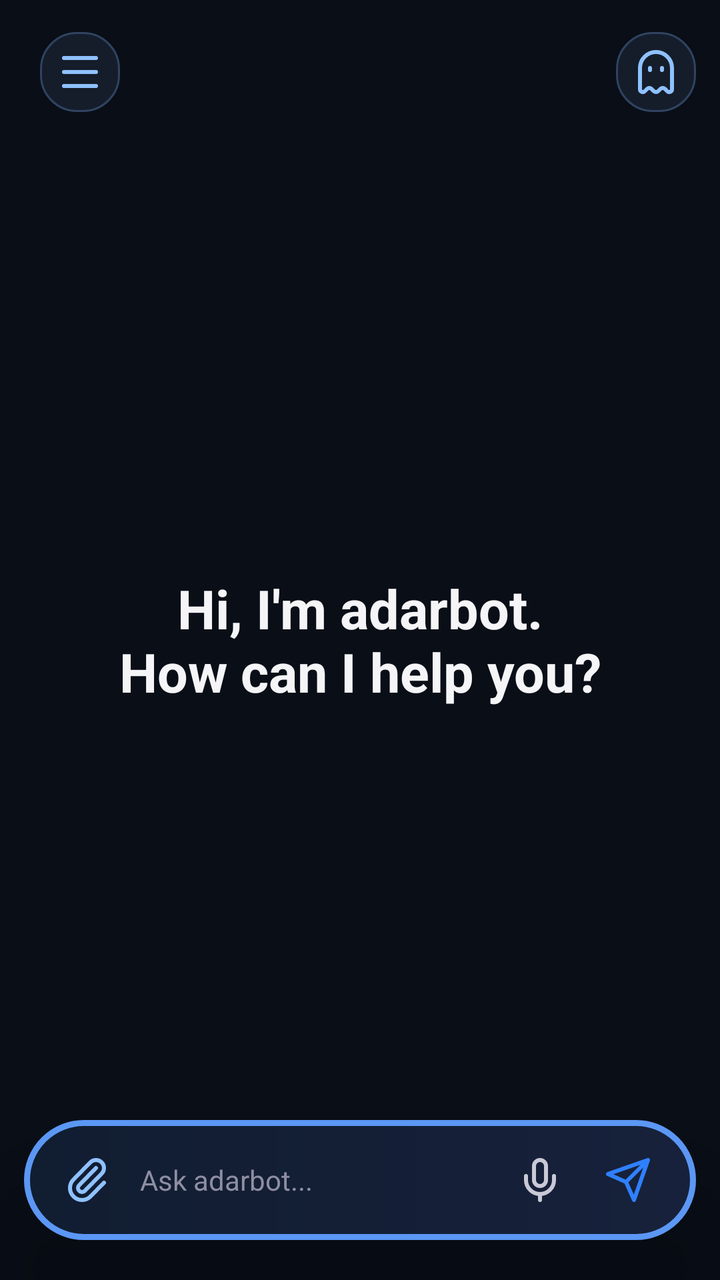
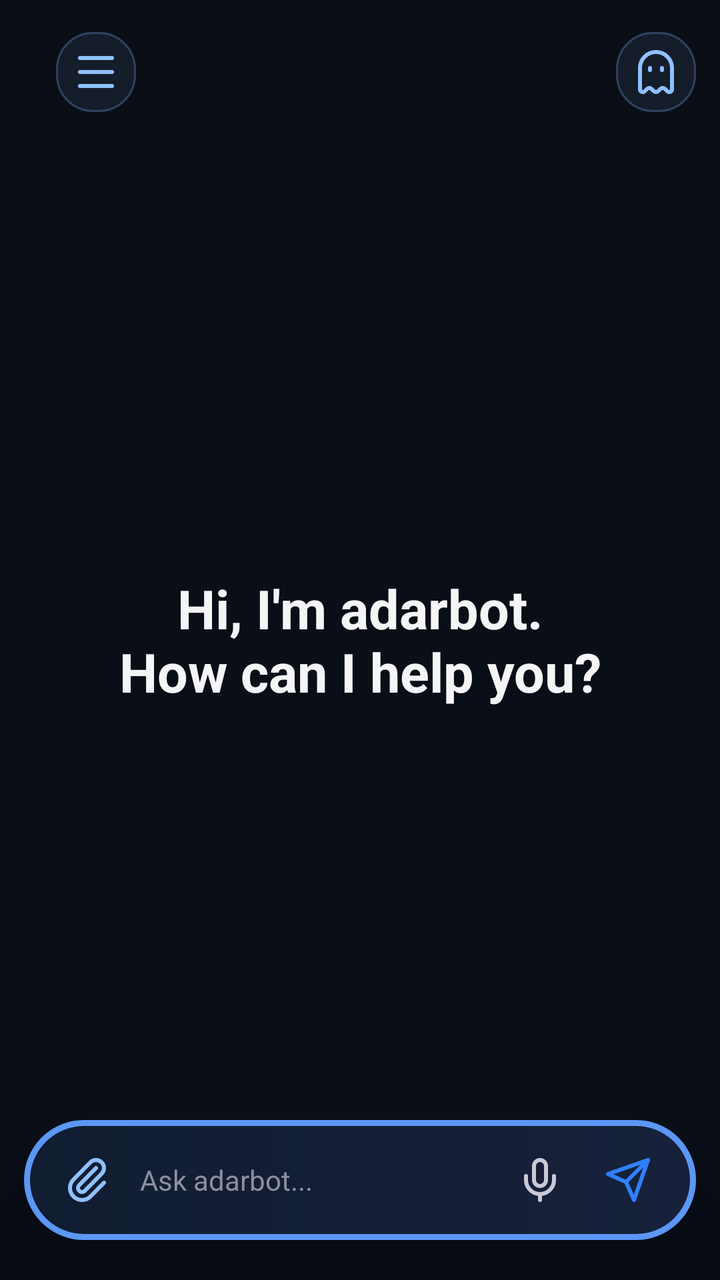

An Android layout rendered at two revisions. The XML below is the earlier revision; the diff shows what the commit changed to produce the second picture.
<!-- AndroidManifest.xml: activity theme Theme.NemotronVoiceIME -->
<!-- res/layout/activity_chat.xml -->
<?xml version="1.0" encoding="utf-8"?>
<FrameLayout xmlns:android="http://schemas.android.com/apk/res/android"
    android:layout_width="match_parent"
    android:layout_height="match_parent"
    android:background="#090E17">

    <LinearLayout
        android:layout_width="match_parent"
        android:layout_height="match_parent"
        android:orientation="vertical">

    <FrameLayout
        android:layout_width="match_parent"
        android:layout_height="0dp"
        android:layout_weight="1">
        <androidx.recyclerview.widget.RecyclerView
            android:id="@+id/recyclerMessages"
            android:layout_width="match_parent"
            android:layout_height="match_parent"
            android:scrollbars="none"
            android:clipToPadding="false"
            android:paddingTop="92dp"
            android:paddingBottom="112dp" />
        <TextView
            android:id="@+id/welcomeView"
            android:layout_width="match_parent"
            android:layout_height="wrap_content"
            android:layout_gravity="center"
            android:gravity="center"
            android:text="Hi, I'm adarbot.\nHow can I help you?"
            android:textColor="#F5F5F7"
            android:textSize="27sp"
            android:textStyle="bold" />
    </FrameLayout>

    </LinearLayout>

    
    <LinearLayout
        android:layout_width="match_parent"
        android:layout_height="56dp"
        android:layout_gravity="top|center_horizontal"
        android:layout_marginLeft="12dp"
        android:layout_marginTop="8dp"
        android:layout_marginRight="12dp"
        android:background="@android:color/transparent"
        android:gravity="center_vertical"
        android:orientation="horizontal"
        android:paddingLeft="0dp"
        android:paddingRight="0dp">
        <LinearLayout
            android:layout_width="48dp"
            android:layout_height="40dp"
            android:gravity="center_vertical|start"
            android:paddingLeft="8dp">
            <ImageButton
                android:id="@+id/btnMenuChat"
                android:layout_width="40dp"
                android:layout_height="40dp"
                android:background="@drawable/bg_chip"
                android:contentDescription="Open chat menu"
                android:padding="8dp"
                android:src="@drawable/ic_menu"
                android:tint="#8FC1FF" />
            <ImageButton
                android:id="@+id/btnBack"
                android:layout_width="40dp"
                android:layout_height="40dp"
                android:background="?attr/selectableItemBackgroundBorderless"
                android:contentDescription="Back"
                android:padding="8dp"
                android:src="@drawable/ic_back"
                android:tint="#EDEDF0"
                android:visibility="gone" />
        </LinearLayout>
        <TextView
            android:id="@+id/convTitle"
            android:layout_width="0dp"
            android:layout_height="match_parent"
            android:layout_weight="1"
            android:ellipsize="end"
            android:gravity="center"
            android:maxLines="1"
            android:text="adarbot"
            android:textColor="#EDEDF0"
            android:textSize="17sp"
            android:textStyle="bold"
            android:visibility="invisible" />
        <LinearLayout
            android:layout_width="48dp"
            android:layout_height="40dp"
            android:gravity="center_vertical|end">
            <ImageButton
                android:id="@+id/btnIncognitoHome"
                android:layout_width="40dp"
                android:layout_height="40dp"
                android:background="@drawable/bg_chip"
                android:contentDescription="New incognito chat"
                android:padding="9dp"
                android:src="@drawable/ic_ghost"
                android:tint="#8FC1FF" />
            <ImageButton
                android:id="@+id/btnDelete"
                android:layout_width="40dp"
                android:layout_height="40dp"
                android:background="@drawable/bg_chip"
                android:contentDescription="Delete conversation"
                android:padding="10dp"
                android:src="@drawable/ic_trash"
                android:tint="#8FC1FF"
                android:visibility="gone" />
        </LinearLayout>
    </LinearLayout>

    <LinearLayout
        android:id="@+id/chatAttachmentPreview"
        android:layout_width="wrap_content"
        android:layout_height="wrap_content"
        android:layout_gravity="bottom|start"
        android:layout_marginLeft="22dp"
        android:layout_marginBottom="82dp"
        android:orientation="horizontal"
        android:gravity="center_vertical"
        android:padding="6dp"
        android:background="@drawable/bg_assist_preview"
        android:clipToOutline="true"
        android:elevation="24dp"
        android:visibility="gone">
        <ImageView
            android:id="@+id/chatAttachmentImage"
            android:layout_width="72dp"
            android:layout_height="48dp"
            android:background="@drawable/bg_assist_preview"
            android:clipToOutline="true"
            android:contentDescription="Attachment preview"
            android:outlineProvider="background"
            android:scaleType="centerCrop"
            android:visibility="gone" />
        <ImageView
            android:id="@+id/chatFileIcon"
            android:layout_width="32dp"
            android:layout_height="32dp"
            android:layout_marginLeft="6dp"
            android:contentDescription="File icon"
            android:src="@drawable/ic_file"
            android:tint="#8FC1FF"
            android:visibility="gone" />
        <TextView
            android:id="@+id/chatFileName"
            android:layout_width="wrap_content"
            android:layout_height="wrap_content"
            android:layout_marginLeft="8dp"
            android:layout_marginRight="8dp"
            android:ellipsize="end"
            android:maxLines="1"
            android:maxWidth="140dp"
            android:textColor="#EDEDF0"
            android:textSize="13sp"
            android:visibility="gone" />
        <ImageButton
            android:id="@+id/chatAttachmentRemove"
            android:layout_width="28dp"
            android:layout_height="28dp"
            android:background="@drawable/bg_assist_icon"
            android:contentDescription="Remove attachment"
            android:padding="6dp"
            android:src="@drawable/ic_close"
            android:tint="#FFFFFF" />
    </LinearLayout>

    
    <LinearLayout
        android:id="@+id/chatComposer"
        android:layout_width="match_parent"
        android:layout_height="wrap_content"
        android:layout_gravity="bottom"
        android:layout_marginLeft="12dp"
        android:layout_marginRight="12dp"
        android:layout_marginTop="14dp"
        android:layout_marginBottom="20dp"
        android:background="@drawable/bg_float_bar"
        android:elevation="24dp"
        android:translationZ="8dp"
        android:gravity="end"
        android:orientation="vertical"
        android:paddingLeft="12dp"
        android:paddingTop="8dp"
        android:paddingRight="12dp"
        android:paddingBottom="8dp">

        <TextView
            android:id="@+id/modelChip"
            android:layout_width="wrap_content"
            android:layout_height="wrap_content"
            android:layout_marginRight="4dp"
            android:layout_marginBottom="3dp"
            android:background="@drawable/bg_chip"
            android:paddingLeft="12dp"
            android:paddingTop="5dp"
            android:paddingRight="12dp"
            android:paddingBottom="5dp"
            android:text="DeepSeek"
            android:textColor="#C9C9D6"
            android:textSize="12sp"
            android:visibility="gone" />

        <LinearLayout
            android:layout_width="match_parent"
            android:layout_height="wrap_content"
            android:gravity="center_vertical"
            android:orientation="horizontal">

        <ImageButton
            android:id="@+id/btnAttach"
            android:layout_width="40dp"
            android:layout_height="44dp"
            android:background="@android:color/transparent"
            android:contentDescription="Attach"
            android:padding="9dp"
            android:src="@drawable/ic_attach"
            android:tint="#8FC1FF" />

        <EditText
            android:id="@+id/inputField"
            android:layout_width="0dp"
            android:layout_height="wrap_content"
            android:layout_weight="1"
            android:layout_marginLeft="0dp"
            android:layout_marginRight="2dp"
            android:background="@android:color/transparent"
            android:gravity="center_vertical"
            android:hint="Ask adarbot..."
            android:imeOptions="actionSend|flagNoFullscreen"
            android:importantForAutofill="no"
            android:inputType="text|textNoSuggestions"
            android:maxLines="1"
            android:singleLine="true"
            android:paddingLeft="6dp"
            android:paddingRight="6dp"
            android:textColor="#EDEDF0"
            android:textColorHint="#8E8EA3"
            android:textColorHighlight="@color/adarbot_selection"
            android:lineSpacingExtra="4dp"
            android:textSize="14sp" />

        <ImageButton
            android:id="@+id/btnMic"
            android:layout_width="44dp"
            android:layout_height="44dp"
            android:background="@android:color/transparent"
            android:contentDescription="Voice input"
            android:padding="10dp"
            android:src="@drawable/ic_mic"
            android:tint="#C9C9D6" />

        <FrameLayout
            android:layout_width="44dp"
            android:layout_height="44dp">
            <ImageButton
                android:id="@+id/btnSend"
                android:layout_width="match_parent"
                android:layout_height="match_parent"
                android:background="@android:color/transparent"
                android:contentDescription="Send"
                android:padding="10dp"
                android:src="@drawable/ic_send"
                android:tint="#2F80FF" />
        </FrameLayout>
        </LinearLayout>
    </LinearLayout>
</FrameLayout>
<!-- resources referenced by this layout -->
<resources>
  <color name="adarbot_selection">#335B97F4</color>
  <!-- drawable bg_assist_preview (drawable) -->
  <shape xmlns:android="http://schemas.android.com/apk/res/android" android:shape="rectangle">
      <solid android:color="#171B24" />
      <corners android:radius="28dp" />
  </shape>
  <!-- drawable bg_chip (drawable) -->
  <shape xmlns:android="http://schemas.android.com/apk/res/android"
      android:shape="rectangle">
      <solid android:color="#151D2B" />
      <stroke android:width="1dp" android:color="#304361" />
      <corners android:radius="18dp" />
  </shape>
  <!-- drawable bg_float_bar (drawable) -->
  <shape xmlns:android="http://schemas.android.com/apk/res/android" android:shape="rectangle">
      <gradient android:angle="0" android:startColor="#111D31" android:endColor="#17213B" />
      <stroke android:width="3dp" android:color="#5B97F4" />
      <corners android:radius="36dp" />
  </shape>
  <!-- drawable ic_back (drawable) -->
  <vector xmlns:android="http://schemas.android.com/apk/res/android" android:width="24dp" android:height="24dp" android:viewportWidth="24" android:viewportHeight="24">
      <path android:fillColor="#00000000" android:strokeColor="#FFFFFFFF" android:strokeWidth="2" android:strokeLineCap="round" android:strokeLineJoin="round" android:pathData="M12,19L5,12L12,5M19,12L5,12" />
  </vector>
  <!-- drawable ic_close (drawable) -->
  <vector xmlns:android="http://schemas.android.com/apk/res/android" android:width="24dp" android:height="24dp" android:viewportWidth="24" android:viewportHeight="24">
      <path android:fillColor="#00000000" android:strokeColor="#FFFFFFFF" android:strokeWidth="2" android:strokeLineCap="round" android:pathData="M18,6L6,18M6,6L18,18" />
  </vector>
  <!-- drawable ic_menu (drawable) -->
  <vector xmlns:android="http://schemas.android.com/apk/res/android" android:width="24dp" android:height="24dp" android:viewportWidth="24" android:viewportHeight="24">
      <path android:fillColor="#00000000" android:strokeColor="#FFFFFFFF" android:strokeWidth="2" android:strokeLineCap="round" android:pathData="M4,5L20,5M4,12L20,12M4,19L20,19" />
  </vector>
  <!-- drawable ic_mic (drawable) -->
  <vector xmlns:android="http://schemas.android.com/apk/res/android" android:width="24dp" android:height="24dp" android:viewportWidth="24" android:viewportHeight="24">
      <path android:fillColor="#00000000" android:strokeColor="#FFFFFFFF" android:strokeWidth="2" android:strokeLineCap="round" android:strokeLineJoin="round" android:pathData="M12,19L12,22M19,10L19,12A7,7 0,0 1,5,12L5,10M9,5A3,3 0,0 1,15,5L15,12A3,3 0,0 1,9,12Z" />
  </vector>
  <!-- drawable ic_send (drawable) -->
  <vector xmlns:android="http://schemas.android.com/apk/res/android" android:width="24dp" android:height="24dp" android:viewportWidth="24" android:viewportHeight="24">
      <path android:fillColor="#00000000" android:strokeColor="#FFFFFFFF" android:strokeWidth="2" android:strokeLineCap="round" android:strokeLineJoin="round" android:pathData="M22,2L11,13M22,2L15,22L11,13L2,9Z" />
  </vector>
  <style name="Theme.NemotronVoiceIME" parent="Theme.Material3.DayNight.NoActionBar">
          <item name="colorPrimary">@color/accent</item>
          <item name="colorPrimaryVariant">@color/accent_dark</item>
          <item name="colorOnPrimary">@color/text_light</item>
          <item name="colorControlActivated">@color/adarbot_accent</item>
          <item name="android:statusBarColor">@color/bg_primary</item>
      </style>
  <color name="accent">#76B900</color>
  <color name="accent_dark">#5A8C00</color>
  <color name="text_light">#FFFFFF</color>
  <color name="adarbot_accent">#5B97F4</color>
  <color name="bg_primary">#1A1A2E</color>
  <!-- unchanged entries left out for length: 5 -->
</resources>

<!-- the commit's change to res/layout/activity_chat.xml (unified diff, before → after) -->
@@ -52,7 +52,8 @@
             android:layout_width="48dp"
             android:layout_height="40dp"
             android:gravity="center_vertical|start"
-            android:paddingLeft="8dp">
+            android:paddingLeft="8dp"
+            android:translationX="8dp">
             <ImageButton
                 android:id="@+id/btnMenuChat"
                 android:layout_width="40dp"
